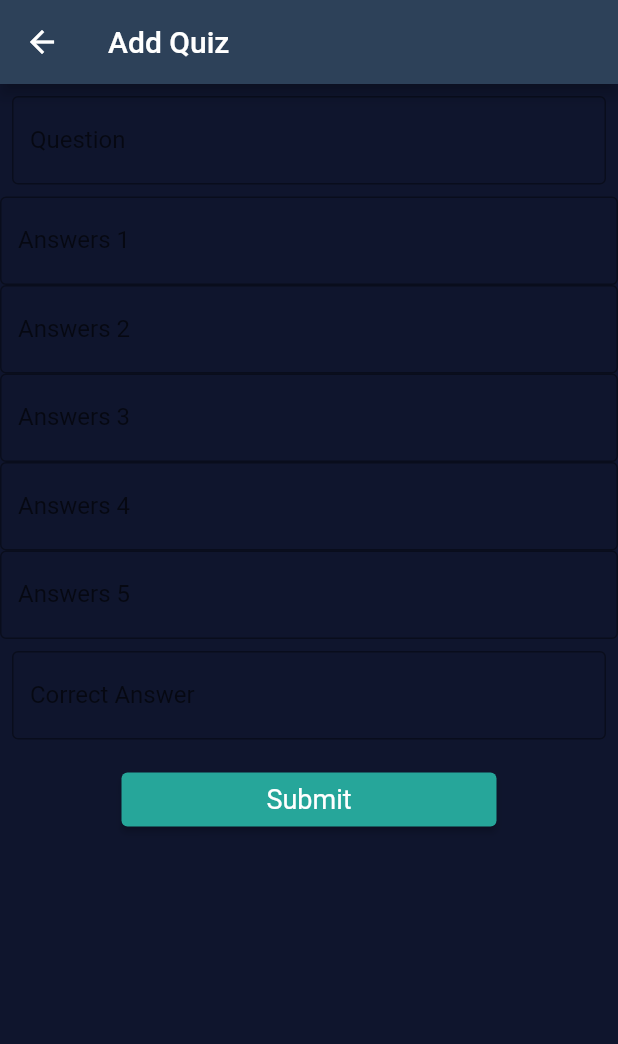
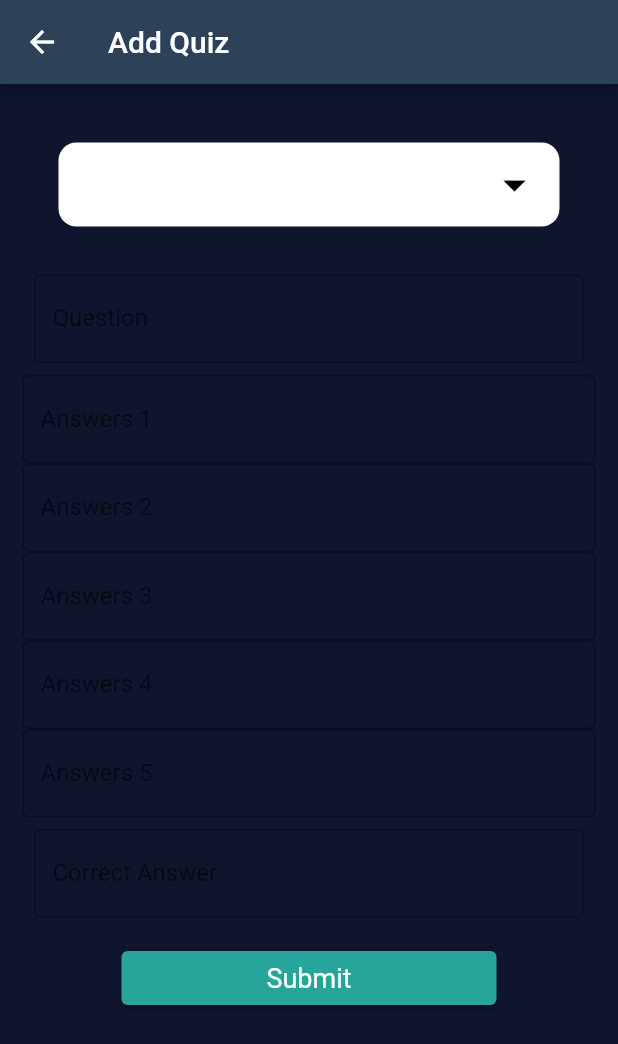
Before and after one commit to DevEngineers/Learn-Git-Admin, a Flutter app: the AddQuiz screen opened by its route, on a phone screen of 412 x 824 dp. Shown: the top 1044 px of the screen. Run offline on Flutter 3.47's test engine with Material 2 defaults, Android fonts, the phone set to English and light mode, and no system bars; our stand-ins replace flutter_dotenv; network calls fail.

Commit message:
topic drop down list UI design

```diff
--- a/lib/screens/add_quiz.dart
+++ b/lib/screens/add_quiz.dart
@@ -20,6 +20,9 @@ class _AddQuizState extends State<AddQuiz> {
   final List<String> _answer = [];
   String _correctAnswer = '';
 
+  final items = ["Item 01", "Item 02", "Item 03", "Item 04"];
+  String? value;
+
   void onSubmit() {
     if (_formKey.currentState!.validate()) {
       _formKey.currentState!.save();
@@ -40,7 +43,11 @@ class _AddQuizState extends State<AddQuiz> {
   Widget build(BuildContext context) {
     return Scaffold(
       appBar: AppBar(title: const Text('Add Quiz')),
-      body: Column(
+      body: ListView(
+        shrinkWrap: true,
+        padding: const EdgeInsets.all(15.0),
+        children: <Widget>[
+          Column(
             mainAxisAlignment: MainAxisAlignment.start,
             crossAxisAlignment: CrossAxisAlignment.start,
             children: [
@@ -48,6 +55,33 @@ class _AddQuizState extends State<AddQuiz> {
                   key: _formKey,
                   child: Column(
                     children: [
+                      Padding(
+                        padding: const EdgeInsets.all(8),
+                        child: Container(
+                          margin: const EdgeInsets.all(16),
+                          padding: const EdgeInsets.symmetric(
+                              horizontal: 12, vertical: 4),
+                          decoration: BoxDecoration(
+                            color: Colors.white,
+                            borderRadius: BorderRadius.circular(12),
+                            // border: Border.all(color: Colors.black, width: 4),
+                          ),
+                          child: DropdownButtonHideUnderline(
+                            child: DropdownButton<String>(
+                                value: value,
+                                iconSize: 36,
+                                icon: const Icon(
+                                  Icons.arrow_drop_down,
+                                  color: Colors.black,
+                                ),
+                                isExpanded: true,
+                                items: items.map(buildMenuItem).toList(),
+                                onChanged: (value) => setState(
+                                      () => this.value = value,
+                                    )),
+                          ),
+                        ),
+                      ),
                       Padding(
                           padding: const EdgeInsets.all(8),
                           child: CustomTextField(
@@ -97,6 +131,16 @@ class _AddQuizState extends State<AddQuiz> {
                   ))
             ],
           ),
+        ],
+      ),
     );
   }
+
+  DropdownMenuItem<String> buildMenuItem(String item) => DropdownMenuItem(
+        value: item,
+        child: Text(
+          item,
+          style: const TextStyle(fontWeight: FontWeight.bold, fontSize: 20),
+        ),
+      );
 }
```
Lines whose indentation alone changed are shown as unchanged.
